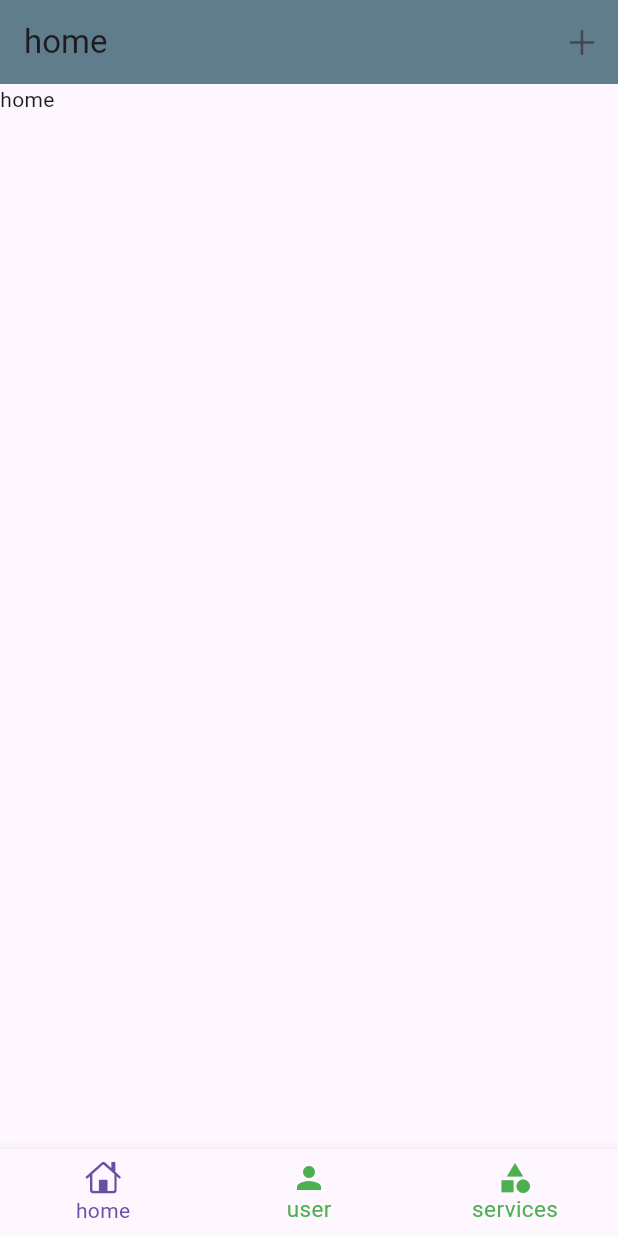
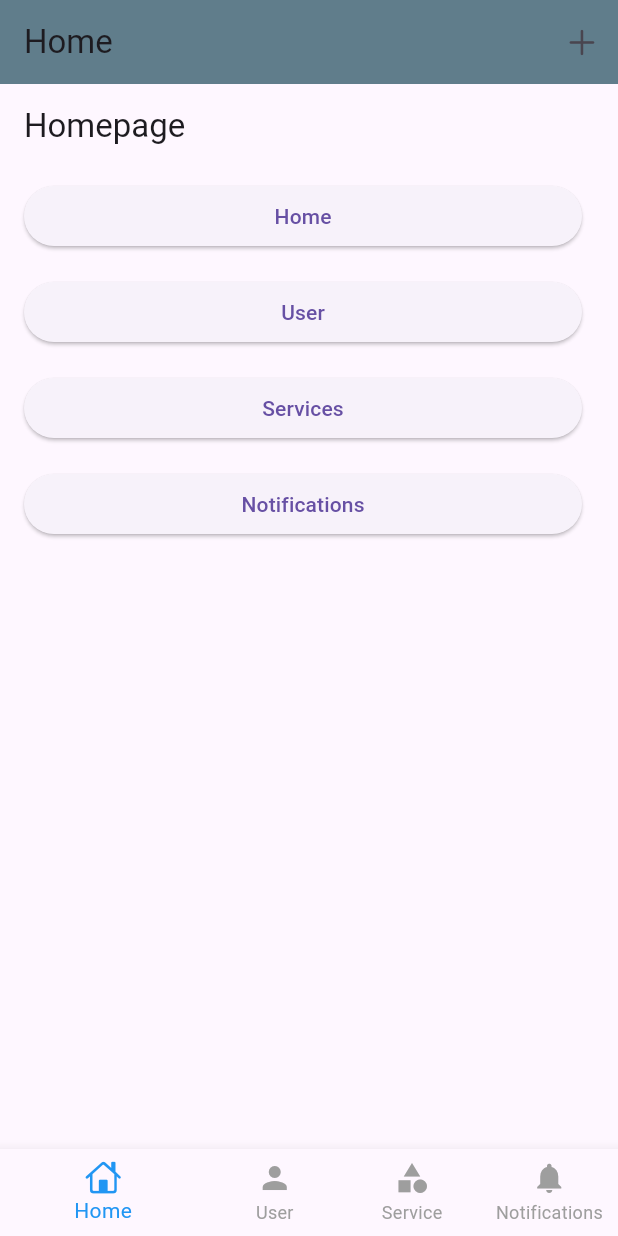
Before and after one commit to saidsabry131/dashboard, a Flutter app: the screen it shows after launch, on a phone screen of 412 x 824 dp. Run offline on Flutter 3.47's test engine with Material 3 defaults, Android fonts, the phone set to English and light mode, and no system bars; our stand-ins replace bloc, device_preview, flutter_bloc, sqflite; accounts and stored records are empty.

Commit message:
home page Done

```diff
--- a/lib/Routes.dart
+++ b/lib/Routes.dart
@@ -1,3 +1,4 @@
+import 'package:dashboard2/dashboard/features/home/view/HomePage.dart';
 import 'package:dashboard2/dashboard/features/user/view/UserInserPage.dart';
 import 'package:dashboard2/dashboard/features/user/view/UserPage.dart';
 import 'package:dashboard2/dashboard/view/pages/dashPage.dart';
@@ -8,7 +9,9 @@ class Routes{
   static  Map<String, WidgetBuilder> route = {
     '/dashboard': (context) =>  DashPage(),
     '/UserInsertPage':(context)=>UserInsertPage(),
-    "/UserPage":(_)=>UserPage()
+    "/UserPage":(_)=>UserPage(),
+    "/Services":(_)=>HomePage(),
+
 
   };
 }
--- /dev/null
+++ b/lib/dashboard/features/home/view/HomePage.dart
@@ -0,0 +1,56 @@
+import 'package:flutter/material.dart';
+import 'package:flutter_bloc/flutter_bloc.dart';
+import 'package:dashboard2/dashboard/controller/DashController.dart';
+
+class HomePage extends StatelessWidget {
+  @override
+  Widget build(BuildContext context) {
+    return Scaffold(
+      appBar: AppBar(
+        title: Text('Homepage'),
+      ),
+      body: ListView(
+        children: <Widget>[
+          // Button for Page 1
+          ListTile(
+            title: ElevatedButton(
+              onPressed: () {
+                // Navigate to Page 1 (UserPage) using DashController
+                context.read<DashController>().onChangeIndex(0); // Change page index to 1 (UserPage)
+              },
+              child: Text('Home'),
+            ),
+          ),
+          // Other buttons for other pages
+          ListTile(
+            title: ElevatedButton(
+              onPressed: () {
+                context.read<DashController>().onChangeIndex(1); // Change page index to 1 (UserPage)
+
+              },
+              child: Text('User'),
+            ),
+          ),
+           ListTile(
+            title: ElevatedButton(
+              onPressed: () {
+                context.read<DashController>().onChangeIndex(2); // Change page index to 1 (UserPage)
+
+              },
+              child: Text('Services'),
+            ),
+          ),
+           ListTile(
+            title: ElevatedButton(
+              onPressed: () {
+                context.read<DashController>().onChangeIndex(3); // Change page index to 1 (UserPage)
+
+              },
+              child: Text('Notifications'),
+            ),
+          )
+        ],
+      ),
+    );
+  }
+}
--- a/lib/dashboard/view/pages/dashPage.dart
+++ b/lib/dashboard/view/pages/dashPage.dart
@@ -1,54 +1,70 @@
 import 'package:dashboard2/dashboard/controller/DashController.dart';
 import 'package:dashboard2/dashboard/controller/DashStatement.dart';
+import 'package:dashboard2/dashboard/features/home/view/HomePage.dart';
 import 'package:dashboard2/dashboard/features/user/view/UserPage.dart';
 import 'package:flutter/cupertino.dart';
-import 'package:flutter/foundation.dart';
 import 'package:flutter/material.dart';
 import 'package:flutter_bloc/flutter_bloc.dart';
 
 class DashPage extends StatelessWidget {
-  //const DashPage({super.key});
-List<String> titles=["home","user","service"];
+  // Define titles for each page
+  List<String> titles = ["Home", "User", "Service", "Notifications"];
+
   @override
   Widget build(BuildContext context) {
     return BlocProvider(
       create: (context) => DashController(),
       child: BlocBuilder<DashController, DashStatement>(
         builder: (context, state) {
-          DashController controller=context.read<DashController>();
+          DashController controller = context.read<DashController>();
           return Scaffold(
             appBar: AppBar(
               backgroundColor: Colors.blueGrey,
               title: Text(
-                titles[controller.selectedTapIndex]
+                titles[controller.selectedTapIndex],
               ),
-              actions: [IconButton(onPressed: (){
-                Navigator.pushNamed(context,"/UserInsertPage"  );
-              }, icon: Icon(CupertinoIcons.add))],
+              actions: [
+                IconButton(
+                  onPressed: () {
+                    Navigator.pushNamed(context, "/UserInsertPage");
+                  },
+                  icon: Icon(CupertinoIcons.add),
+                ),
+              ],
             ),
             body: PageView(
-              // controller class in folder
+              // Use the controller for page control
               controller: controller.pageController,
-              onPageChanged:controller. onChangeTap,
-
-              children: const [Text("home"),UserPage(), Text("services")],
+              onPageChanged: controller.onChangeTap,
+              children: [HomePage(), UserPage(), Text("Service"), Text("Notifications")],
             ),
             bottomNavigationBar: BottomNavigationBar(
               currentIndex: controller.selectedTapIndex,
               onTap: controller.onChangeIndex,
-
-              unselectedItemColor: Colors.green,
+              // Customize the colors and text styles
+              selectedItemColor: Colors.blue,
+              unselectedItemColor: Colors.grey,
+              selectedLabelStyle: TextStyle(fontSize: 14, color: Colors.blue),
+              unselectedLabelStyle: TextStyle(fontSize: 12, color: Colors.grey),
               showSelectedLabels: true,
-              unselectedLabelStyle:
-                  const TextStyle(fontSize: 15, color: Colors.blueAccent),
-
+              showUnselectedLabels: true,
               items: const [
                 BottomNavigationBarItem(
-                    icon: Icon(CupertinoIcons.home), label: "home"),
+                  icon: Icon(CupertinoIcons.home),
+                  label: "Home",
+                ),
                 BottomNavigationBarItem(
-                    icon: Icon(Icons.person), label: "user"),
+                  icon: Icon(Icons.person),
+                  label: "User",
+                ),
                 BottomNavigationBarItem(
-                    icon: Icon(Icons.category), label: "services")
+                  icon: Icon(Icons.category),
+                  label: "Service",
+                ),
+                BottomNavigationBarItem(
+                  icon: Icon(Icons.notifications),
+                  label: "Notifications",
+                ),
               ],
             ),
           );
```
Also changed, not shown: lib/dashboard/controller/DashController.dart (+20 -0 lines).
